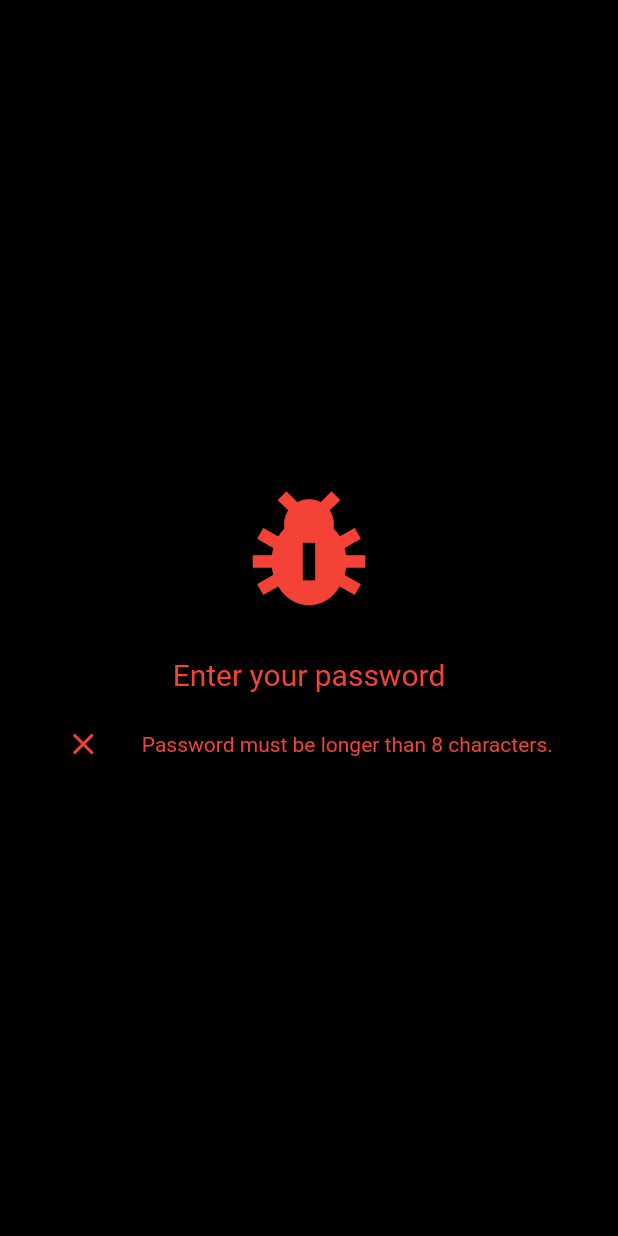
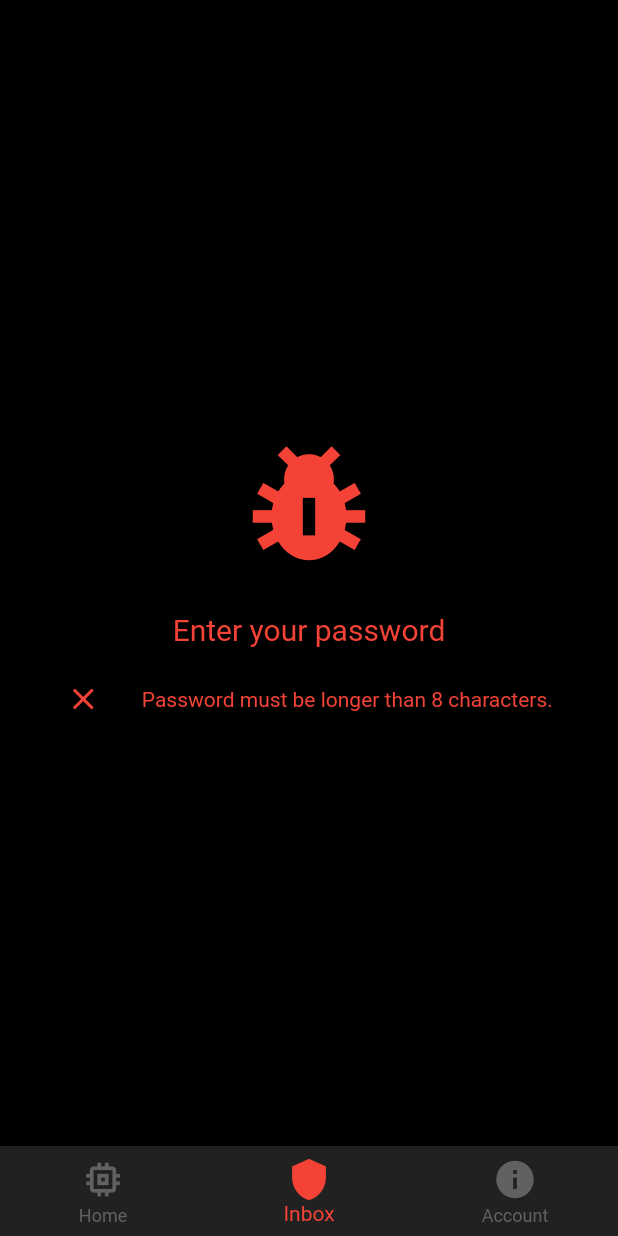
Before and after one commit to LegendArtur/guardu, a Flutter app: the screen it shows after launch, on a phone screen of 412 x 824 dp. Run offline on Flutter 3.47's test engine with Material 2 defaults, Android fonts, the phone set to English and light mode, and no system bars.

Commit message:
Added Clear button (not functional)

```diff
--- a/guardu/lib/main.dart
+++ b/guardu/lib/main.dart
@@ -13,13 +13,13 @@ class MyApp extends StatelessWidget {
     return MaterialApp(
       title: 'Flutter Demo',
       theme: ThemeData(primaryColor: Colors.red),
-      home: const MyHomePage(title: 'GuardU'),
+      home: MainPage(title: 'GuardU'),
     );
   }
 }
 
-class MyHomePage extends StatefulWidget {
-  const MyHomePage({super.key, required this.title});
+class MainPage extends StatefulWidget {
+  const MainPage({super.key, required this.title});
 
   // This widget is the home page of your application. It is stateful, meaning
   // that it has a State object (defined below) that contains fields that affect
@@ -33,11 +33,12 @@ class MyHomePage extends StatefulWidget {
   final String title;
 
   @override
-  State<MyHomePage> createState() => _MyHomePageState();
+  State<MainPage> createState() => _MainPageState();
 }
 
-class _MyHomePageState extends State<MyHomePage> {
+class _MainPageState extends State<MainPage> {
   final TextEditingController _controller = TextEditingController();
+  int selectedPage = 1;
   Color? _primaryColor;
   Icon openLock = Icon(Icons.lock_open);
 
@@ -82,8 +83,11 @@ class _MyHomePageState extends State<MyHomePage> {
                       ),
                       onChanged: (text) {
                         setState(() {
+                          if (text.isNotEmpty) {
                             _controller.text = text;
-                        if (text.length > 15 || isSafe(text)) {
+                          }
+
+                          if (text.length > 15) {
                             _primaryColor = Colors.green;
                           } else {
                             _primaryColor = Colors.red;
@@ -98,7 +102,8 @@ class _MyHomePageState extends State<MyHomePage> {
                         ),
                         _controller.text.length < 8
                             ? Row(
-                              mainAxisAlignment: MainAxisAlignment.spaceAround,
+                                mainAxisAlignment:
+                                    MainAxisAlignment.spaceAround,
                                 children: [
                                   Icon(Icons.close, color: _primaryColor),
                                   Text(
@@ -114,7 +119,8 @@ class _MyHomePageState extends State<MyHomePage> {
                                       Icon(Icons.check, color: Colors.green),
                                       Text(
                                           'Password is longer than 15 characters.',
-                                        style: TextStyle(color: Colors.green)),
+                                          style:
+                                              TextStyle(color: Colors.green)),
                                     ],
                                   )
                                 : Column(children: [
@@ -130,6 +136,18 @@ class _MyHomePageState extends State<MyHomePage> {
                                       ],
                                     ),
                                   ]),
+                        _controller.text.isNotEmpty
+                            ? ElevatedButton(
+                                onPressed: () {
+                                  _controller.clear();
+                                  setState(() {});
+                                },
+                                child: Icon(
+                                  Icons.abc,
+                                  color: _primaryColor,
+                                ),
+                              )
+                            : Container()
                       ],
                     ),
                   ],
@@ -138,7 +156,39 @@ class _MyHomePageState extends State<MyHomePage> {
             ],
           ),
         ),
+        bottomNavigationBar: BottomNavigationBar(
+          items: [
+            BottomNavigationBarItem(
+                icon: Icon(Icons.memory, size: 30), label: 'Home'),
+            BottomNavigationBarItem(
+                icon: Icon(Icons.shield, size: 30), label: 'Inbox'),
+            BottomNavigationBarItem(
+                icon: Icon(Icons.info, size: 30), label: 'Account'),
+          ],
+          selectedItemColor: _primaryColor,
+          elevation: 5.0,
+          unselectedItemColor: Colors.grey[700],
+          currentIndex: selectedPage,
+          backgroundColor: Colors.grey[900],
+          onTap: (index) {
+            setState(() {
+              selectedPage = index;
+            });
+          },
+        )
         // This trailing comma makes auto-formatting nicer for build methods.
         );
   }
 }
+
+class SecondScreen extends StatelessWidget {
+  @override
+  Widget build(BuildContext context) {
+    return Scaffold(
+      appBar: AppBar(
+        title: Text("Multi Page Application Page-1"),
+      ),
+      body: Text("Another Page...!!!!!!"),
+    );
+  }
+}
```
Lines whose indentation alone changed are shown as unchanged.
